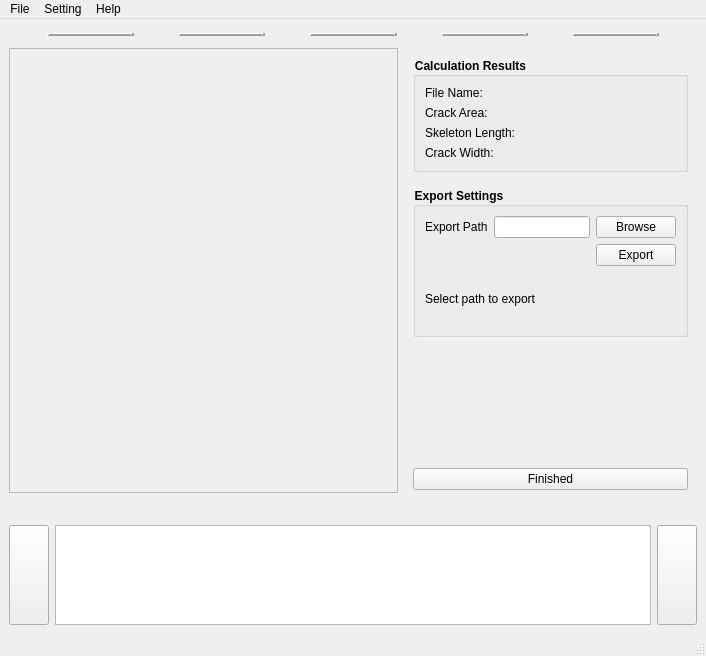
Before: the Qt Designer form src/resources/ui/main.ui in TUD-IMB/Crackpot, drawn with Qt 5.
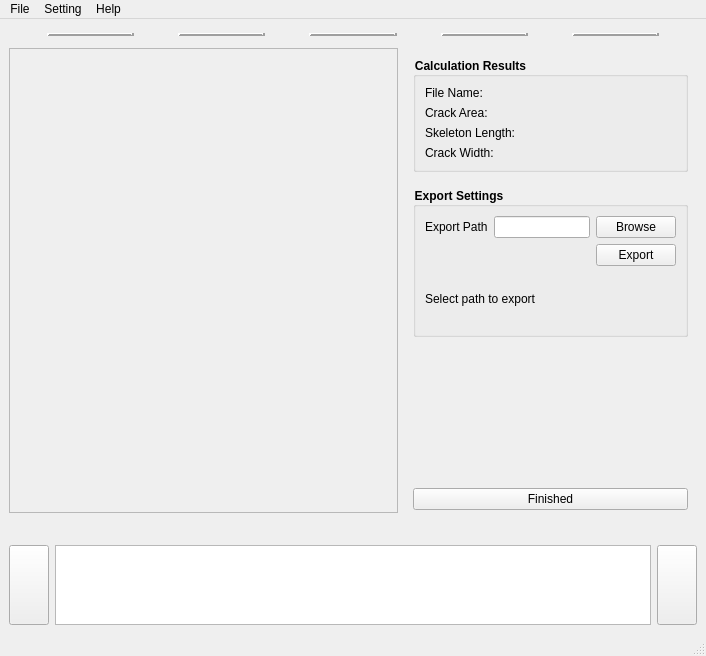
After: the same form once the commit is applied. Icons and pictures are not drawn.

Commit message: Fix image thumbnail display size in QListWidget.

```diff
--- a/src/resources/ui/main.ui
+++ b/src/resources/ui/main.ui
@@ -1539,7 +1539,7 @@
           <property name="maximumSize">
            <size>
             <width>16777215</width>
-            <height>100</height>
+            <height>80</height>
            </size>
           </property>
           <property name="text">
@@ -1562,9 +1562,30 @@
           <property name="maximumSize">
            <size>
             <width>16777215</width>
-            <height>100</height>
+            <height>80</height>
            </size>
           </property>
+          <property name="verticalScrollBarPolicy">
+           <enum>Qt::ScrollBarPolicy::ScrollBarAlwaysOff</enum>
+          </property>
+          <property name="iconSize">
+           <size>
+            <width>70</width>
+            <height>70</height>
+           </size>
+          </property>
+          <property name="resizeMode">
+           <enum>QListView::ResizeMode::Adjust</enum>
+          </property>
+          <property name="gridSize">
+           <size>
+            <width>80</width>
+            <height>80</height>
+           </size>
+          </property>
+          <property name="itemAlignment">
+           <set>Qt::AlignmentFlag::AlignCenter</set>
+          </property>
          </widget>
         </item>
         <item>
@@ -1572,7 +1593,7 @@
           <property name="maximumSize">
            <size>
             <width>16777215</width>
-            <height>100</height>
+            <height>80</height>
            </size>
           </property>
           <property name="text">
```
The commit also changes 2 other files.
